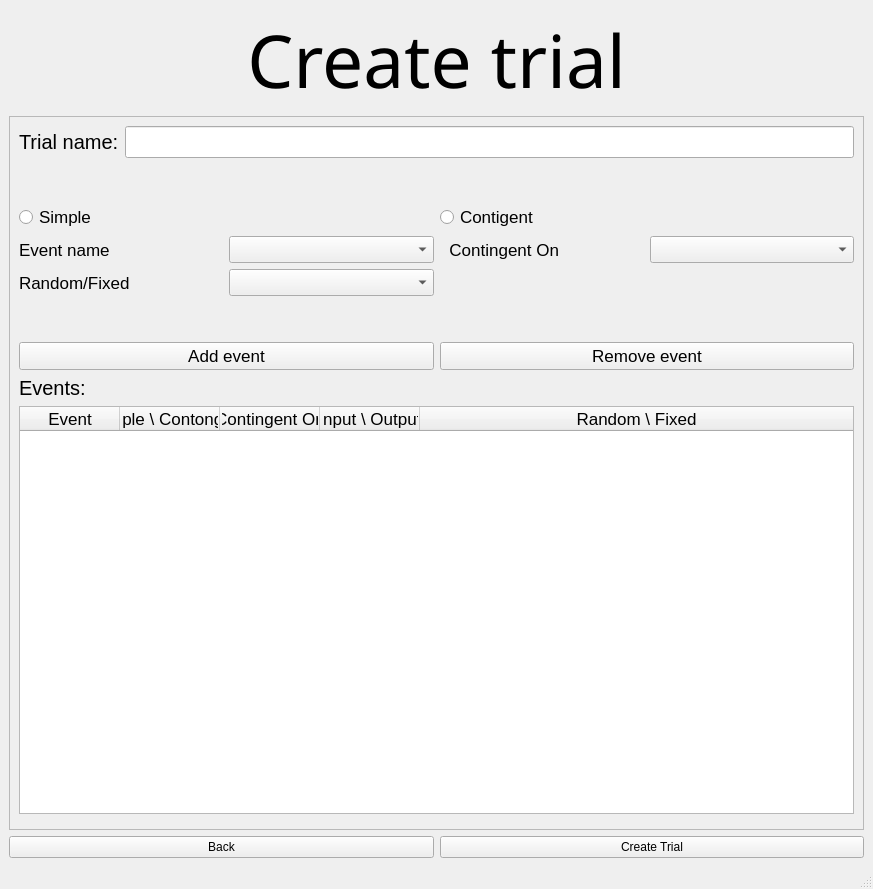
Above: UI/create_trial_type.ui from KehatSudri/Behavior_System2.0 before the change. Below: the same form after it.
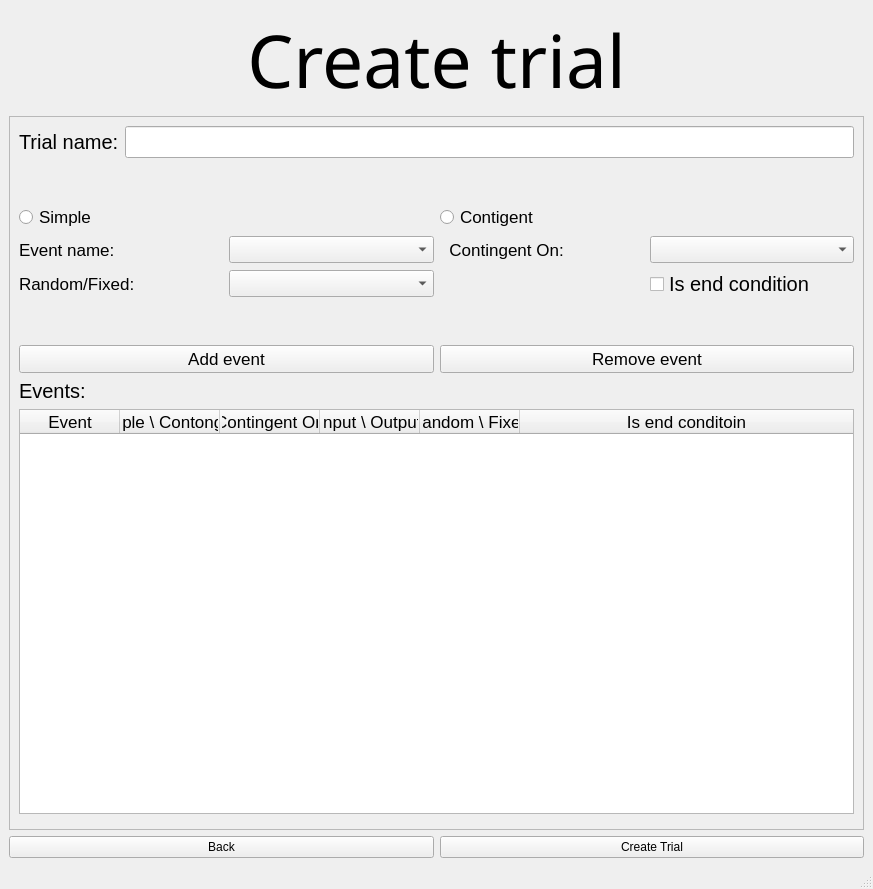
That is the form after the change.

Commit message: add isEndCondition to UI add this info to DB and also isRandom column to events_to_trails table and add inEndCondition to 'session_config.txt'

The edit to the form file:
```diff
--- a/UI/create_trial_type.ui
+++ b/UI/create_trial_type.ui
@@ -225,7 +225,7 @@
                </font>
               </property>
               <property name="text">
-               <string>Event name       </string>
+               <string>Event name:      </string>
               </property>
              </widget>
             </item>
@@ -259,7 +259,7 @@
                </font>
               </property>
               <property name="text">
-               <string>  Contingent On</string>
+               <string>  Contingent On:</string>
               </property>
              </widget>
             </item>
@@ -312,7 +312,7 @@
                </font>
               </property>
               <property name="text">
-               <string>Random/Fixed         </string>
+               <string>Random/Fixed:         </string>
               </property>
              </widget>
             </item>
@@ -339,9 +339,9 @@
              </widget>
             </item>
             <item>
-             <widget class="QLabel" name="label_5">
+             <widget class="QCheckBox" name="checkBox">
               <property name="text">
-               <string/>
+               <string>Is end condition </string>
               </property>
              </widget>
             </item>
@@ -522,6 +522,11 @@
               <set>AlignCenter</set>
              </property>
             </column>
+            <column>
+             <property name="text">
+              <string>Is end conditoin</string>
+             </property>
+            </column>
            </widget>
           </item>
           <item>
```
The commit also changes 5 other files.
